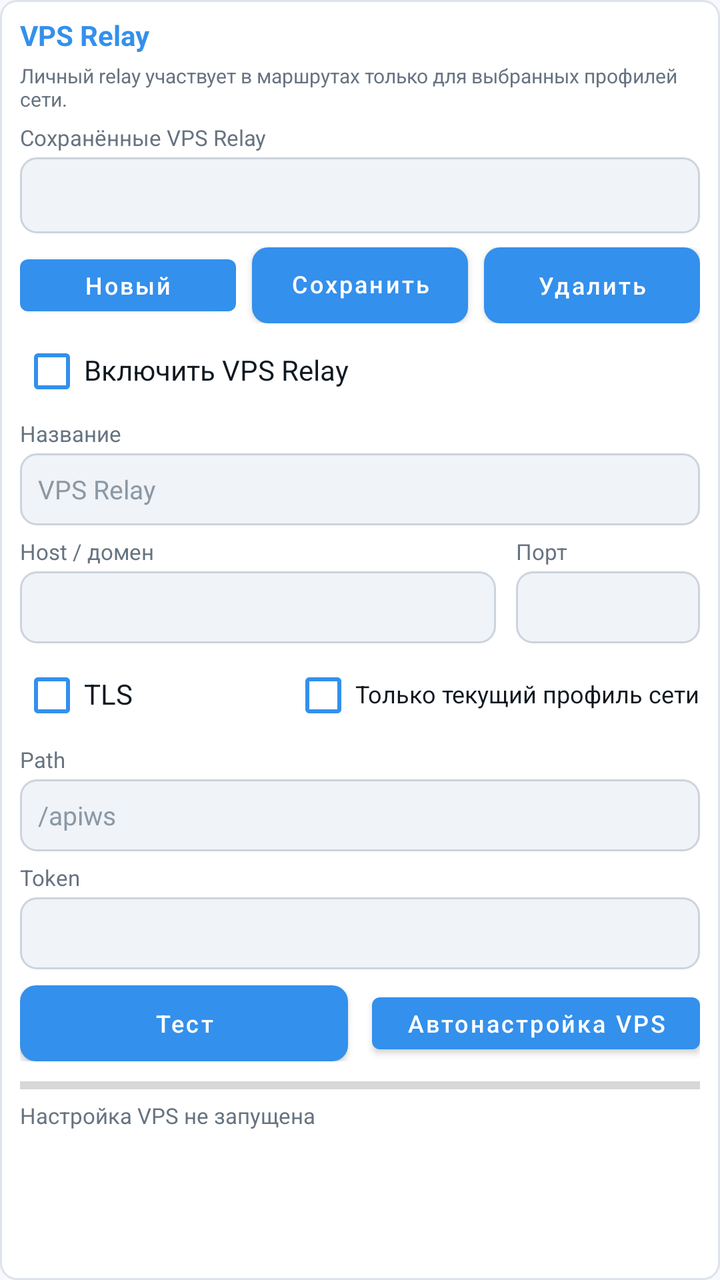
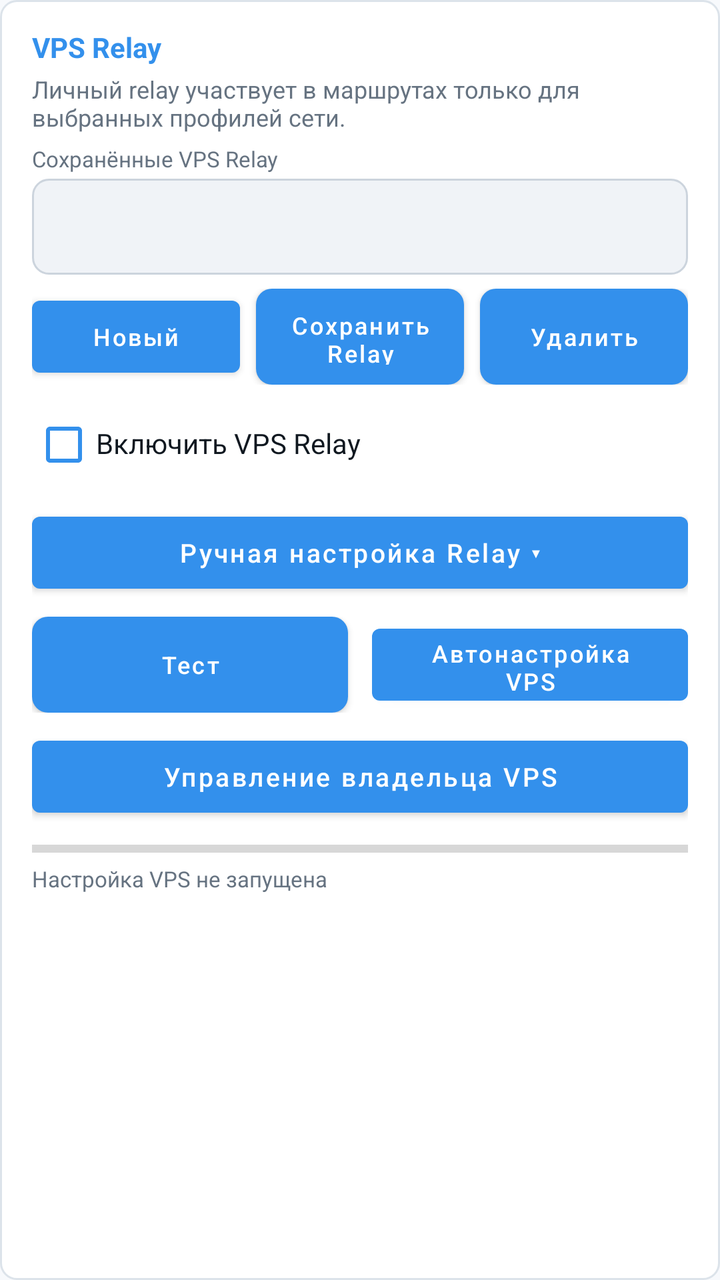

The first picture is an Android layout as it rendered before a commit; the second is the same layout after the commit. The layout source and the unified diff follow.
<!-- AndroidManifest.xml: application theme AppTheme -->
<!-- res/layout/view_vps_relay.xml -->
<?xml version="1.0" encoding="utf-8"?>
<LinearLayout xmlns:android="http://schemas.android.com/apk/res/android"
    android:layout_width="match_parent"
    android:layout_height="wrap_content"
    android:layout_marginTop="8dp"
    android:background="@drawable/card_bg"
    android:orientation="vertical"
    android:padding="10dp">

    <TextView
        android:layout_width="wrap_content"
        android:layout_height="wrap_content"
        android:includeFontPadding="false"
        android:text="@string/vps_relay"
        android:textColor="@color/accent"
        android:textSize="14sp"
        android:textStyle="bold" />

    <TextView
        android:layout_width="match_parent"
        android:layout_height="wrap_content"
        android:layout_marginTop="6dp"
        android:includeFontPadding="false"
        android:text="@string/vps_relay_note"
        android:textColor="@color/text_secondary"
        android:textSize="10sp" />

    <TextView
        android:layout_width="wrap_content"
        android:layout_height="wrap_content"
        android:layout_marginTop="7dp"
        android:includeFontPadding="false"
        android:text="@string/vps_relay_saved"
        android:textColor="@color/text_secondary"
        android:textSize="11sp" />

    <Spinner
        android:id="@+id/sp_vps_relay_saved"
        android:layout_width="match_parent"
        android:layout_height="38dp"
        android:layout_marginTop="3dp"
        android:background="@drawable/edit_bg"
        android:paddingStart="9dp"
        android:paddingEnd="9dp" />

    <LinearLayout
        android:layout_width="match_parent"
        android:layout_height="38dp"
        android:layout_marginTop="7dp"
        android:orientation="horizontal">

        <Button
            android:id="@+id/btn_vps_relay_new"
            android:layout_width="0dp"
            android:layout_height="match_parent"
            android:layout_marginEnd="4dp"
            android:layout_weight="1"
            android:minWidth="0dp"
            android:minHeight="0dp"
            android:text="@string/vps_relay_new"
            android:textAllCaps="false"
            android:textSize="12sp" />

        <Button
            android:id="@+id/btn_vps_relay_save"
            android:layout_width="0dp"
            android:layout_height="match_parent"
            android:layout_marginStart="4dp"
            android:layout_marginEnd="4dp"
            android:layout_weight="1"
            android:background="@drawable/btn_start_bg"
            android:minWidth="0dp"
            android:minHeight="0dp"
            android:text="@string/vps_relay_save"
            android:textAllCaps="false"
            android:textColor="@color/button_text"
            android:textSize="12sp" />

        <Button
            android:id="@+id/btn_vps_relay_delete"
            android:layout_width="0dp"
            android:layout_height="match_parent"
            android:layout_marginStart="4dp"
            android:layout_weight="1"
            android:background="@drawable/btn_stop_bg"
            android:minWidth="0dp"
            android:minHeight="0dp"
            android:text="@string/vps_relay_delete"
            android:textAllCaps="false"
            android:textColor="@color/button_text"
            android:textSize="12sp" />
    </LinearLayout>

    <CheckBox
        android:id="@+id/cb_vps_relay_enabled"
        android:layout_width="match_parent"
        android:layout_height="36dp"
        android:layout_marginTop="6dp"
        android:buttonTint="@color/accent"
        android:includeFontPadding="false"
        android:text="@string/vps_relay_enabled"
        android:textColor="@color/text_primary"
        android:textSize="14sp" />

    <TextView
        android:layout_width="wrap_content"
        android:layout_height="wrap_content"
        android:layout_marginTop="7dp"
        android:includeFontPadding="false"
        android:text="@string/vps_relay_name"
        android:textColor="@color/text_secondary"
        android:textSize="11sp" />

    <EditText
        android:id="@+id/et_vps_relay_name"
        android:layout_width="match_parent"
        android:layout_height="36dp"
        android:layout_marginTop="3dp"
        android:background="@drawable/edit_bg"
        android:hint="@string/vps_relay"
        android:inputType="textCapWords"
        android:paddingStart="9dp"
        android:paddingEnd="9dp"
        android:singleLine="true"
        android:textColor="@color/text_primary"
        android:textColorHint="@color/text_hint"
        android:textSize="13sp" />

    <LinearLayout
        android:layout_width="match_parent"
        android:layout_height="wrap_content"
        android:layout_marginTop="7dp"
        android:baselineAligned="false"
        android:orientation="horizontal">

        <LinearLayout
            android:layout_width="0dp"
            android:layout_height="wrap_content"
            android:layout_marginEnd="5dp"
            android:layout_weight="1"
            android:orientation="vertical">

            <TextView
                android:layout_width="wrap_content"
                android:layout_height="wrap_content"
                android:includeFontPadding="false"
                android:text="@string/vps_relay_host"
                android:textColor="@color/text_secondary"
                android:textSize="11sp" />

            <EditText
                android:id="@+id/et_vps_relay_host"
                android:layout_width="match_parent"
                android:layout_height="36dp"
                android:layout_marginTop="3dp"
                android:background="@drawable/edit_bg"
                android:inputType="textUri"
                android:paddingStart="9dp"
                android:paddingEnd="9dp"
                android:singleLine="true"
                android:textColor="@color/text_primary"
                android:textColorHint="@color/text_hint"
                android:textSize="13sp" />
        </LinearLayout>

        <LinearLayout
            android:layout_width="92dp"
            android:layout_height="wrap_content"
            android:layout_marginStart="5dp"
            android:orientation="vertical">

            <TextView
                android:layout_width="wrap_content"
                android:layout_height="wrap_content"
                android:includeFontPadding="false"
                android:text="@string/vps_relay_port"
                android:textColor="@color/text_secondary"
                android:textSize="11sp" />

            <EditText
                android:id="@+id/et_vps_relay_port"
                android:layout_width="match_parent"
                android:layout_height="36dp"
                android:layout_marginTop="3dp"
                android:background="@drawable/edit_bg"
                android:inputType="number"
                android:paddingStart="9dp"
                android:paddingEnd="9dp"
                android:singleLine="true"
                android:textColor="@color/text_primary"
                android:textColorHint="@color/text_hint"
                android:textSize="13sp" />
        </LinearLayout>
    </LinearLayout>

    <LinearLayout
        android:layout_width="match_parent"
        android:layout_height="38dp"
        android:layout_marginTop="7dp"
        android:gravity="center_vertical"
        android:orientation="horizontal">

        <CheckBox
            android:id="@+id/cb_vps_relay_tls"
            android:layout_width="0dp"
            android:layout_height="match_parent"
            android:layout_weight="1"
            android:buttonTint="@color/accent"
            android:includeFontPadding="false"
            android:text="@string/vps_relay_tls"
            android:textColor="@color/text_primary"
            android:textSize="14sp" />

        <CheckBox
            android:id="@+id/cb_vps_relay_bind_profile"
            android:layout_width="0dp"
            android:layout_height="match_parent"
            android:layout_marginStart="8dp"
            android:layout_weight="1.6"
            android:buttonTint="@color/accent"
            android:includeFontPadding="false"
            android:text="@string/vps_relay_bind_profile"
            android:textColor="@color/text_primary"
            android:textSize="12sp" />
    </LinearLayout>

    <TextView
        android:layout_width="wrap_content"
        android:layout_height="wrap_content"
        android:layout_marginTop="7dp"
        android:includeFontPadding="false"
        android:text="@string/vps_relay_path"
        android:textColor="@color/text_secondary"
        android:textSize="11sp" />

    <EditText
        android:id="@+id/et_vps_relay_path"
        android:layout_width="match_parent"
        android:layout_height="36dp"
        android:layout_marginTop="3dp"
        android:background="@drawable/edit_bg"
        android:hint="/apiws"
        android:inputType="textUri"
        android:paddingStart="9dp"
        android:paddingEnd="9dp"
        android:singleLine="true"
        android:textColor="@color/text_primary"
        android:textColorHint="@color/text_hint"
        android:textSize="13sp" />

    <TextView
        android:layout_width="wrap_content"
        android:layout_height="wrap_content"
        android:layout_marginTop="7dp"
        android:includeFontPadding="false"
        android:text="@string/vps_relay_token"
        android:textColor="@color/text_secondary"
        android:textSize="11sp" />

    <EditText
        android:id="@+id/et_vps_relay_token"
        android:layout_width="match_parent"
        android:layout_height="36dp"
        android:layout_marginTop="3dp"
        android:background="@drawable/edit_bg"
        android:fontFamily="monospace"
        android:inputType="textPassword|textNoSuggestions"
        android:paddingStart="9dp"
        android:paddingEnd="9dp"
        android:singleLine="true"
        android:textColor="@color/text_primary"
        android:textColorHint="@color/text_hint"
        android:textSize="12sp" />

    <LinearLayout
        android:layout_width="match_parent"
        android:layout_height="38dp"
        android:layout_marginTop="8dp"
        android:orientation="horizontal">

        <Button
            android:id="@+id/btn_vps_relay_test"
            android:layout_width="0dp"
            android:layout_height="match_parent"
            android:layout_marginEnd="6dp"
            android:layout_weight="1"
            android:background="@drawable/btn_start_bg"
            android:minWidth="0dp"
            android:minHeight="0dp"
            android:text="@string/test"
            android:textAllCaps="false"
            android:textColor="@color/button_text"
            android:textSize="12sp" />

        <Button
            android:id="@+id/btn_vps_relay_auto_setup"
            android:layout_width="0dp"
            android:layout_height="match_parent"
            android:layout_marginStart="6dp"
            android:layout_weight="1"
            android:minWidth="0dp"
            android:minHeight="0dp"
            android:text="@string/vps_relay_auto_setup"
            android:textAllCaps="false"
            android:textSize="12sp" />
    </LinearLayout>

    <ProgressBar
        android:id="@+id/progress_vps_setup"
        style="?android:attr/progressBarStyleHorizontal"
        android:layout_width="match_parent"
        android:layout_height="8dp"
        android:layout_marginTop="8dp"
        android:max="100"
        android:progress="0" />

    <TextView
        android:id="@+id/tv_vps_setup_status"
        android:layout_width="match_parent"
        android:layout_height="wrap_content"
        android:layout_marginTop="5dp"
        android:ellipsize="end"
        android:includeFontPadding="false"
        android:maxLines="1"
        android:text="@string/vps_setup_idle"
        android:textColor="@color/text_secondary"
        android:textSize="11sp" />
</LinearLayout>
<!-- resources referenced by this layout -->
<resources>
  <color name="accent">#3390EC</color>
  <color name="button_text">#FFFFFF</color>
  <color name="text_hint">#8B98A5</color>
  <color name="text_primary">#101820</color>
  <color name="text_secondary">#667381</color>
  <!-- drawable btn_start_bg (drawable) -->
  <?xml version="1.0" encoding="utf-8"?>
  <shape xmlns:android="http://schemas.android.com/apk/res/android"
      android:shape="rectangle">
      <solid android:color="@color/accent" />
      <corners android:radius="8dp" />
  </shape>
  <!-- drawable btn_stop_bg (drawable) -->
  <?xml version="1.0" encoding="utf-8"?>
  <shape xmlns:android="http://schemas.android.com/apk/res/android"
      android:shape="rectangle">
      <solid android:color="@color/red" />
      <corners android:radius="8dp" />
  </shape>
  <!-- drawable card_bg (drawable) -->
  <?xml version="1.0" encoding="utf-8"?>
  <shape xmlns:android="http://schemas.android.com/apk/res/android"
      android:shape="rectangle">
      <solid android:color="@color/card" />
      <corners android:radius="8dp" />
      <stroke
          android:width="1dp"
          android:color="@color/card_border" />
  </shape>
  <!-- drawable edit_bg (drawable) -->
  <?xml version="1.0" encoding="utf-8"?>
  <shape xmlns:android="http://schemas.android.com/apk/res/android"
      android:shape="rectangle">
      <solid android:color="@color/input_bg" />
      <corners android:radius="8dp" />
      <stroke
          android:width="1dp"
          android:color="@color/input_border" />
  </shape>
  <string name="test">Тест</string>
  <string name="vps_relay">VPS Relay</string>
  <string name="vps_relay_auto_setup">Автонастройка VPS</string>
  <string name="vps_relay_bind_profile">Только текущий профиль сети</string>
  <string name="vps_relay_delete">Удалить</string>
  <string name="vps_relay_enabled">Включить VPS Relay</string>
  <string name="vps_relay_host">Host / домен</string>
  <string name="vps_relay_name">Название</string>
  <string name="vps_relay_new">Новый</string>
  <string name="vps_relay_note">Личный relay участвует в маршрутах только для выбранных профилей сети.</string>
  <string name="vps_relay_path">Path</string>
  <string name="vps_relay_port">Порт</string>
  <string name="vps_relay_save">Сохранить Relay</string>
  <string name="vps_relay_saved">Сохранённые VPS Relay</string>
  <string name="vps_relay_tls">TLS</string>
  <string name="vps_relay_token">Token</string>
  <string name="vps_setup_idle">Настройка VPS не запущена</string>
  <style name="AppTheme" parent="Theme.MaterialComponents.DayNight.NoActionBar">
          <item name="colorPrimary">@color/accent</item>
          <item name="colorPrimaryDark">@color/background</item>
          <item name="colorAccent">@color/accent</item>
          <item name="android:windowBackground">@color/background</item>
          <item name="android:statusBarColor">@color/background</item>
          <item name="android:navigationBarColor">@color/background</item>
          <item name="android:forceDarkAllowed" tools:targetApi="q">false</item>
      </style>
  <color name="red">#F44336</color>
  <color name="card">#FFFFFF</color>
  <color name="card_border">#DCE3EA</color>
  <color name="input_bg">#F0F3F7</color>
  <color name="input_border">#CCD4DD</color>
  <color name="background">#F7F9FC</color>
</resources>

<!-- the commit's change to res/layout/view_vps_relay.xml (unified diff, before → after) -->
@@ -5,7 +5,7 @@
     android:layout_marginTop="8dp"
     android:background="@drawable/card_bg"
     android:orientation="vertical"
-    android:padding="10dp">
+    android:padding="16dp">
 
     <TextView
         android:layout_width="wrap_content"
@@ -23,7 +23,7 @@
         android:includeFontPadding="false"
         android:text="@string/vps_relay_note"
         android:textColor="@color/text_secondary"
-        android:textSize="10sp" />
+        android:textSize="12sp" />
 
     <TextView
         android:layout_width="wrap_content"
@@ -37,7 +37,7 @@
     <Spinner
         android:id="@+id/sp_vps_relay_saved"
         android:layout_width="match_parent"
-        android:layout_height="38dp"
+        android:layout_height="48dp"
         android:layout_marginTop="3dp"
         android:background="@drawable/edit_bg"
         android:paddingStart="9dp"
@@ -45,7 +45,7 @@
 
     <LinearLayout
         android:layout_width="match_parent"
-        android:layout_height="38dp"
+        android:layout_height="48dp"
         android:layout_marginTop="7dp"
         android:orientation="horizontal">
 
@@ -94,7 +94,7 @@
     <CheckBox
         android:id="@+id/cb_vps_relay_enabled"
         android:layout_width="match_parent"
-        android:layout_height="36dp"
+        android:layout_height="48dp"
         android:layout_marginTop="6dp"
         android:buttonTint="@color/accent"
         android:includeFontPadding="false"
@@ -102,6 +102,23 @@
         android:textColor="@color/text_primary"
         android:textSize="14sp" />
 
+    <Button
+        android:id="@+id/btn_vps_manual_toggle"
+        android:layout_width="match_parent"
+        android:layout_height="48dp"
+        android:layout_marginTop="6dp"
+        android:minHeight="48dp"
+        android:text="@string/vps_manual_show"
+        android:textAllCaps="false"
+        android:textSize="13sp" />
+
+    <LinearLayout
+        android:id="@+id/vps_manual_content"
+        android:layout_width="match_parent"
+        android:layout_height="wrap_content"
+        android:orientation="vertical"
+        android:visibility="gone">
+
     <TextView
         android:layout_width="wrap_content"
         android:layout_height="wrap_content"
@@ -114,7 +131,7 @@
     <EditText
         android:id="@+id/et_vps_relay_name"
         android:layout_width="match_parent"
-        android:layout_height="36dp"
+        android:layout_height="48dp"
         android:layout_marginTop="3dp"
         android:background="@drawable/edit_bg"
         android:hint="@string/vps_relay"
@@ -151,7 +168,7 @@
             <EditText
                 android:id="@+id/et_vps_relay_host"
                 android:layout_width="match_parent"
-                android:layout_height="36dp"
+                android:layout_height="48dp"
                 android:layout_marginTop="3dp"
                 android:background="@drawable/edit_bg"
                 android:inputType="textUri"
@@ -180,7 +197,7 @@
             <EditText
                 android:id="@+id/et_vps_relay_port"
                 android:layout_width="match_parent"
-                android:layout_height="36dp"
+                android:layout_height="48dp"
                 android:layout_marginTop="3dp"
                 android:background="@drawable/edit_bg"
                 android:inputType="number"
@@ -195,7 +212,7 @@
 
     <LinearLayout
         android:layout_width="match_parent"
-        android:layout_height="38dp"
+        android:layout_height="48dp"
         android:layout_marginTop="7dp"
         android:gravity="center_vertical"
         android:orientation="horizontal">
@@ -236,7 +253,7 @@
     <EditText
         android:id="@+id/et_vps_relay_path"
         android:layout_width="match_parent"
-        android:layout_height="36dp"
+        android:layout_height="48dp"
         android:layout_marginTop="3dp"
         android:background="@drawable/edit_bg"
         android:hint="/apiws"
@@ -260,7 +277,7 @@
     <EditText
         android:id="@+id/et_vps_relay_token"
         android:layout_width="match_parent"
-        android:layout_height="36dp"
+        android:layout_height="48dp"
         android:layout_marginTop="3dp"
         android:background="@drawable/edit_bg"
         android:fontFamily="monospace"
@@ -272,9 +289,11 @@
         android:textColorHint="@color/text_hint"
         android:textSize="12sp" />
 
-    <LinearLayout
-        android:layout_width="match_parent"
-        android:layout_height="38dp"
+    </LinearLayout>
+
+    <LinearLayout
+        android:layout_width="match_parent"
+        android:layout_height="48dp"
         android:layout_marginTop="8dp"
         android:orientation="horizontal">
 
@@ -304,6 +323,16 @@
             android:textAllCaps="false"
             android:textSize="12sp" />
     </LinearLayout>
+
+    <Button
+        android:id="@+id/btn_vps_owner_manage"
+        android:layout_width="match_parent"
+        android:layout_height="48dp"
+        android:layout_marginTop="8dp"
+        android:minHeight="48dp"
+        android:text="@string/vps_owner_manage"
+        android:textAllCaps="false"
+        android:textSize="13sp" />
 
     <ProgressBar
         android:id="@+id/progress_vps_setup"
<!-- resource entries referenced after the edit -->
@@ -40,6 +40,8 @@
           android:color="@color/input_border" />
   </shape>
   <string name="test">Тест</string>
+  <string name="vps_manual_show">Ручная настройка Relay ▾</string>
+  <string name="vps_owner_manage">Управление владельца VPS</string>
   <string name="vps_relay">VPS Relay</string>
   <string name="vps_relay_auto_setup">Автонастройка VPS</string>
   <string name="vps_relay_bind_profile">Только текущий профиль сети</string>
